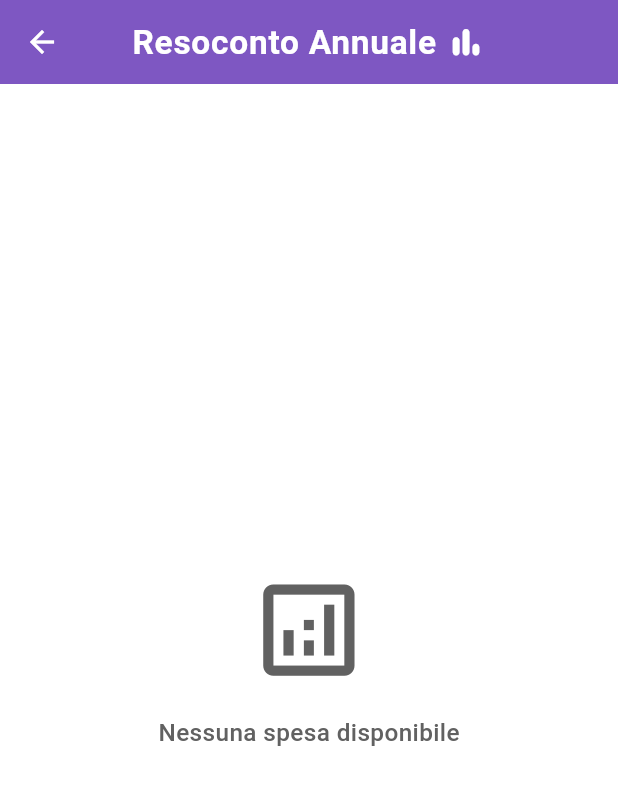
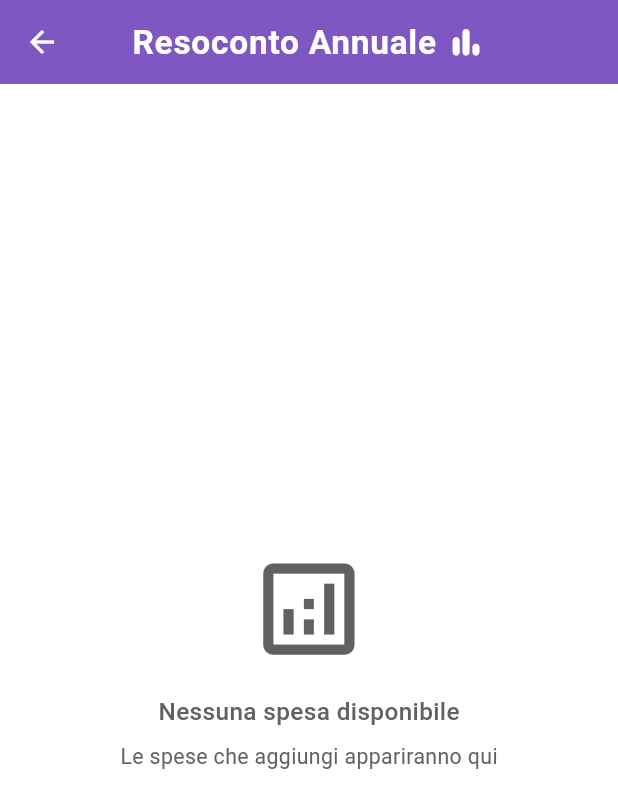
Before and after one commit to vittorspa-hash/expense_tracker, a Flutter app: the YearsPage screen opened by its route, on a phone screen of 412 x 824 dp. Shown: the top 808 px of the screen. Run offline on Flutter 3.47's test engine with Material 3 defaults, Android fonts, the phone set to English and light mode, and no system bars; our stand-ins replace cloud_firestore, firebase_auth, firebase_core, fl_chart, flutter_local_notifications, flutter_screenutil and 5 more; accounts and stored records are empty.

Commit message:
fix notification bug and dry code in report page

```diff
--- a/lib/components/report/bar_chart_widget.dart
+++ b/lib/components/report/report_bar_chart.dart
@@ -3,18 +3,18 @@ import 'package:fl_chart/fl_chart.dart';
 import 'package:flutter_screenutil/flutter_screenutil.dart';
 import 'package:expense_tracker/theme/app_colors.dart';
 
-/// FILE: bar_chart_widget.dart
+/// FILE: report_bar_chart.dart
 /// DESCRIZIONE: Widget che renderizza un grafico a barre per i report mensili.
 /// Utilizza la libreria 'fl_chart' per disegnare i dati, calcolando dinamicamente
 /// le scale (Y-Axis) e formattando i tooltip e le etichette degli assi.
 
-class BarChartWidget extends StatelessWidget {
+class ReportBarChart extends StatelessWidget {
   // --- PARAMETRI ---
   // Dati numerici da rappresentare e relative etichette (mesi).
   final List<double> values;
   final List<String> monthNames;
 
-  const BarChartWidget({
+  const ReportBarChart({
     super.key,
     required this.values,
     required this.monthNames,
--- /dev/null
+++ b/lib/components/report/report_empty_state.dart
@@ -0,0 +1,98 @@
+import 'package:flutter/material.dart';
+import 'package:flutter_screenutil/flutter_screenutil.dart';
+import 'package:expense_tracker/theme/app_colors.dart';
+
+/// FILE: report_empty_state.dart
+/// DESCRIZIONE: Widget di stato vuoto (Empty State) unificato per i report.
+/// Gestisce visivamente i casi in cui non ci sono dati da mostrare (es. nessun anno, mese o spesa).
+/// Supporta due varianti stilistiche:
+/// 1. Standard (con cerchio di sfondo): usata in MonthsPage e DaysPage.
+/// 2. Minimal (solo icona): usata in YearsPage per un look più pulito.
+
+class ReportEmptyState extends StatelessWidget {
+
+  // --- PARAMETRI ---
+  final String title;
+  final String? subtitle;
+  final IconData icon;
+
+  // Flag per determinare lo stile visivo:
+  // true  -> Mostra l'icona dentro un container circolare (Default).
+  // false -> Mostra solo l'icona ingrandita (stile minimal).
+  final bool useCircleBackground;
+
+  const ReportEmptyState({
+    super.key,
+    required this.title,
+    required this.icon,
+    this.subtitle,
+    this.useCircleBackground = true,
+  });
+
+  @override
+  Widget build(BuildContext context) {
+    // --- TEMA ---
+    final isDark = Theme.of(context).brightness == Brightness.dark;
+
+    // --- COSTRUZIONE UI ---
+    return Center(
+      child: Column(
+        mainAxisAlignment: MainAxisAlignment.center,
+        children: [
+
+          // Logica Icona:
+          // Se useCircleBackground è true, avvolge l'icona in un container circolare.
+          // Altrimenti, mostra l'icona nuda e cruda con dimensione maggiore.
+          if (useCircleBackground)
+            Container(
+              padding: EdgeInsets.all(24.w),
+              decoration: BoxDecoration(
+                color: isDark ? AppColors.secondaryDark : AppColors.secondaryLight,
+                shape: BoxShape.circle,
+              ),
+              child: Icon(
+                icon,
+                size: 64.sp,
+                color: isDark ? AppColors.greyLight : AppColors.greyDark,
+              ),
+            )
+          else
+            Icon(
+              icon,
+              size: 80.sp,
+              color: isDark ? AppColors.greyDark : AppColors.greyLight,
+            ),
+
+          // Spaziatura dinamica in base allo stile scelto
+          SizedBox(height: useCircleBackground ? 24.h : 16.h),
+
+          // Titolo
+          // Il colore e il peso del font cambiano leggermente in base allo stile
+          // per garantire la migliore leggibilità nel contesto specifico.
+          Text(
+            title,
+            style: TextStyle(
+              fontSize: 16.sp,
+              color: isDark
+                  ? (useCircleBackground ? AppColors.textLight : AppColors.greyDark)
+                  : (useCircleBackground ? AppColors.textDark2 : AppColors.greyLight),
+              fontWeight: useCircleBackground ? FontWeight.w600 : FontWeight.w500,
+            ),
+          ),
+
+          // Sottotitolo (Opzionale)
+          if (subtitle != null) ...[
+            SizedBox(height: 8.h),
+            Text(
+              subtitle!,
+              style: TextStyle(
+                fontSize: 14.sp,
+                color: isDark ? AppColors.greyDark : AppColors.greyLight,
+              ),
+            ),
+          ],
+        ],
+      ),
+    );
+  }
+}
--- a/lib/components/report/period_list_item_widget.dart
+++ b/lib/components/report/report_period_list_item.dart
@@ -2,13 +2,13 @@ import 'package:flutter/material.dart';
 import 'package:expense_tracker/theme/app_colors.dart';
 import 'package:flutter_screenutil/flutter_screenutil.dart';
 
-/// FILE: period_list_item_widget.dart
+/// FILE: report_period_list_item.dart
 /// DESCRIZIONE: Widget riutilizzabile per visualizzare i dettagli di un periodo
 /// (giorno o mese) nelle liste di reportistica.
 /// Include un badge visivo, titoli descrittivi, il totale monetario e la percentuale
 /// di incidenza rispetto al totale generale.
 
-class PeriodListItemWidget extends StatelessWidget {
+class ReportPeriodListItem extends StatelessWidget {
   // --- PARAMETRI ---
   // Configurazione del contenuto visivo (testi), dati finanziari
   // e gestione dell'interazione (tap).
@@ -21,7 +21,7 @@ class PeriodListItemWidget extends StatelessWidget {
   final VoidCallback onTap;
   final Color? badgeBackgroundColor;
 
-  const PeriodListItemWidget({
+  const ReportPeriodListItem({
     super.key,
     required this.badgeText,
     this.badgeSubtext,
--- a/lib/components/report/total_card_widget.dart
+++ b/lib/components/report/report_total_card.dart
@@ -2,12 +2,12 @@ import 'package:flutter/material.dart';
 import 'package:expense_tracker/theme/app_colors.dart';
 import 'package:flutter_screenutil/flutter_screenutil.dart';
 
-/// FILE: total_card_widget.dart
+/// FILE: report_card_widget.dart
 /// DESCRIZIONE: Componente UI per la visualizzazione di riepilogo (Card Totale).
 /// Mostra un importo aggregato con un'icona descrittiva e un contatore opzionale (es. numero di transazioni).
 /// Utilizzato nelle pagine di report (Mensile/Annuale).
 
-class TotalCardWidget extends StatelessWidget {
+class ReportTotalCard extends StatelessWidget {
   // --- PARAMETRI ---
   // Configurazione del contenuto: etichetta, importo, icona
   // e dati opzionali per il contatore laterale.
@@ -17,7 +17,7 @@ class TotalCardWidget extends StatelessWidget {
   final int? itemCount;
   final String? itemLabel;
 
-  const TotalCardWidget({
+  const ReportTotalCard({
     super.key,
     required this.label,
     required this.totalAmount,
--- a/lib/pages/years_page.dart
+++ b/lib/pages/years_page.dart
@@ -1,10 +1,13 @@
-import 'package:expense_tracker/components/report/bar_chart_widget.dart';
-import 'package:expense_tracker/components/report/period_list_item_widget.dart';
-import 'package:expense_tracker/components/report/total_card_widget.dart';
+import 'package:expense_tracker/components/report/report_bar_chart.dart';
+import 'package:expense_tracker/components/report/report_empty_state.dart';
+import 'package:expense_tracker/components/report/report_period_list_item.dart';
+import 'package:expense_tracker/components/report/report_section_header.dart';
+import 'package:expense_tracker/components/report/report_total_card.dart';
 import 'package:expense_tracker/components/shared/custom_appbar.dart';
 import 'package:expense_tracker/utils/dialogs/dialog_utils.dart';
 import 'package:expense_tracker/pages/months_page.dart';
 import 'package:expense_tracker/utils/fade_animation_mixin.dart';
+import 'package:expense_tracker/utils/report_date_utils.dart';
 import 'package:flutter/material.dart';
 import 'package:provider/provider.dart';
 import 'package:expense_tracker/providers/expense_provider.dart';
@@ -35,21 +38,6 @@ class _YearsPageState extends State<YearsPage>
   String? selectedYear;
 
   final monthListKey = GlobalKey();
-
-  final List<String> monthNames = [
-    "Gennaio",
-    "Febbraio",
-    "Marzo",
-    "Aprile",
-    "Maggio",
-    "Giugno",
-    "Luglio",
-    "Agosto",
-    "Settembre",
-    "Ottobre",
-    "Novembre",
-    "Dicembre",
-  ];
 
   @override
   TickerProvider get vsync => this;
@@ -100,30 +88,11 @@ class _YearsPageState extends State<YearsPage>
 
               // Stato Vuoto: Nessuna spesa registrata
               if (years.isEmpty) {
-                return Center(
-                  child: Column(
-                    mainAxisAlignment: MainAxisAlignment.center,
-                    children: [
-                      Icon(
-                        Icons.analytics_outlined,
-                        size: 80.sp,
-                        color: isDark
-                            ? AppColors.greyDark
-                            : AppColors.greyLight,
-                      ),
-                      SizedBox(height: 16.h),
-                      Text(
-                        "Nessuna spesa disponibile",
-                        style: TextStyle(
-                          fontSize: 16.sp,
-                          color: isDark
-                              ? AppColors.greyDark
-                              : AppColors.greyLight,
-                          fontWeight: FontWeight.w500,
-                        ),
-                      ),
-                    ],
-                  ),
+                return const ReportEmptyState(
+                  title: "Nessuna spesa disponibile",
+                  subtitle: "Le spese che aggiungi appariranno qui",
+                  icon: Icons.analytics_outlined,
+                  useCircleBackground: false,
                 );
               }
 
@@ -229,34 +198,18 @@ class _YearsPageState extends State<YearsPage>
                       // --- RIEPILOGO E GRAFICO ---
                       // Card con totale annuo e grafico a barre mensile.
                       //
-                      TotalCardWidget(
+                      ReportTotalCard(
                         label: "Totale $selectedYear",
                         totalAmount: totalYear,
                         icon: Icons.bar_chart_rounded,
                       ),
 
-                      BarChartWidget(values: values, monthNames: monthNames),
+                      ReportBarChart(values: values, monthNames: ReportDateUtils.monthNames),
 
                       SizedBox(height: 12.h),
 
                       // Header Sezione Lista
-                      Padding(
-                        padding: EdgeInsets.symmetric(horizontal: 20.w),
-                        child: Align(
-                          alignment: Alignment.centerLeft,
-                          child: Text(
-                            "Dettaglio mensile",
-                            style: TextStyle(
-                              fontSize: 16.sp,
-                              fontWeight: FontWeight.w700,
-                              color: isDark
-                                  ? AppColors.greyDark
-                                  : AppColors.greyLight,
-                              letterSpacing: 0.3,
-                            ),
-                          ),
-                        ),
-                      ),
+                      const ReportSectionHeader(title: "Dettaglio mensile"),
 
                       SizedBox(height: 12.h),
 
@@ -269,15 +222,18 @@ class _YearsPageState extends State<YearsPage>
                           final monthNum = index + 1;
                           final total = values[index];
 
+                          // Uso di ReportDateUtils per il nome del mese corrente
+                          final currentMonthName = ReportDateUtils.monthNames[index];
+
                           return Padding(
                             padding: EdgeInsets.only(
                               bottom: 6.h,
                               left: 20.w,
                               right: 20.w,
                             ),
-                            child: PeriodListItemWidget(
+                            child: ReportPeriodListItem(
                               badgeText: "$monthNum",
-                              title: monthNames[index],
+                              title: currentMonthName,
                               totalAmount: total,
                               percentage: totalYear > 0
                                   ? (total / totalYear) * 100
--- /dev/null
+++ b/lib/utils/report_date_utils.dart
@@ -0,0 +1,41 @@
+import 'package:intl/intl.dart';
+
+/// FILE: report_date_utils.dart
+/// DESCRIZIONE: Classe di utilità statica per la gestione delle date nei report.
+/// Contiene metodi centralizzati per la formattazione locale (IT)
+/// e costanti condivise (es. nomi dei mesi) per evitare duplicazioni
+/// nelle pagine Years, Months e Days.
+
+class ReportDateUtils {
+
+  // --- COSTANTI ---
+  // Lista dei nomi dei mesi in italiano.
+  // Utilizzata per popolare i grafici e le intestazioni delle liste.
+  static const List<String> monthNames = [
+    "Gennaio", "Febbraio", "Marzo", "Aprile", "Maggio", "Giugno",
+    "Luglio", "Agosto", "Settembre", "Ottobre", "Novembre", "Dicembre",
+  ];
+
+  // --- METODI DI FORMATTAZIONE ---
+
+  /// Converte un oggetto DateTime in una stringa formattata completa.
+  /// Esempio output: "12 Ottobre 2023"
+  static String formatDateItaliano(DateTime date) {
+    final giorno = DateFormat("d", "it_IT").format(date);
+    final mese = DateFormat("MMMM", "it_IT").format(date);
+    final anno = DateFormat("y", "it_IT").format(date);
+
+    // Capitalizza la prima lettera del mese (DateFormat restituisce minuscolo in IT)
+    final meseCapitalizzato = mese[0].toUpperCase() + mese.substring(1);
+
+    return "$giorno $meseCapitalizzato $anno";
+  }
+
+  /// Restituisce il nome del giorno della settimana localizzato.
+  /// Esempio output: "Lunedì"
+  static String getDayOfWeek(DateTime date) {
+    final giornoSettimana = DateFormat("EEEE", "it_IT").format(date);
+    // Assicura che la prima lettera sia maiuscola
+    return giornoSettimana[0].toUpperCase() + giornoSettimana.substring(1);
+  }
+}
```
Also changed, not shown: lib/components/report/report_section_header.dart (added, +48 -0 lines), lib/pages/days_page.dart (+17 -64 lines), lib/pages/months_page.dart (+16 -88 lines), lib/providers/expense_provider.dart (+26 -4 lines).
